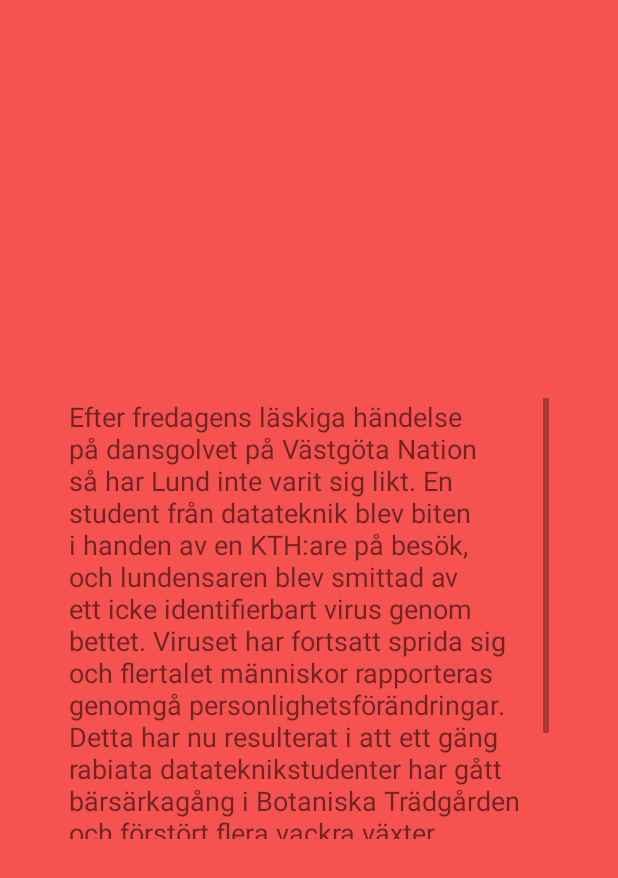
After one commit to joakimoa/icatch, an Android app: the layout popwindow.xml on its own in the app's theme, with its tools: preview values and no code run, on a phone screen of 412 x 824 dp. The commit adds this screen. Shown: the top 878 px of the screen. Run offline under Robolectric (Android 15) with nearby library versions, the phone set to English and light mode, and no system bars; Roboto replaces fonts that are not available here.

Commit message:
added a first draft for a popup for the backstory

```diff
--- a/app/src/main/AndroidManifest.xml
+++ b/app/src/main/AndroidManifest.xml
@@ -48,6 +48,9 @@
             android:name=".GameActivity"
             android:label="@string/title_activity_game">
         </activity>
+        <activity android:name=".StoryDialog"
+            android:theme="@style/AppTheme.customTheme">
+        </activity>
     </application>
 
 </manifest>
--- /dev/null
+++ b/app/src/main/res/layout/popwindow.xml
@@ -0,0 +1,27 @@
+<?xml version="1.0" encoding="utf-8"?>
+<android.support.constraint.ConstraintLayout xmlns:android="http://schemas.android.com/apk/res/android"
+    xmlns:app="http://schemas.android.com/apk/res-auto"
+    xmlns:tools="http://schemas.android.com/tools"
+    android:layout_width="match_parent"
+    android:layout_height="match_parent"
+    android:background="#fff55250"
+    android:elevation="10dp"
+    >
+
+    <TextView
+        android:id="@+id/bgStory"
+        android:layout_width="320dp"
+        android:layout_height="294dp"
+        android:layout_marginBottom="8dp"
+        android:layout_marginEnd="8dp"
+        android:layout_marginStart="8dp"
+        android:layout_marginTop="8dp"
+        android:text="Efter fredagens läskiga händelse på dansgolvet på Västgöta Nation så har Lund inte varit sig likt. En student från datateknik blev biten i handen av en KTH:are på besök, och lundensaren blev smittad av ett icke identifierbart virus genom bettet. Viruset har fortsatt sprida sig och flertalet människor rapporteras genomgå personlighetsförändringar. Detta har nu resulterat i att ett gäng rabiata datateknikstudenter har gått bärsärkagång i Botaniska Trädgården och förstört flera vackra växter. KTH-viruset verkar sprida sig som en löpeld och hela Lunds vegetation står på spel. Det är upp till dig att rädda dagen... "
+        android:textSize="18sp"
+        android:maxLines = "15"
+        android:scrollbars = "vertical"
+        app:layout_constraintBottom_toBottomOf="parent"
+        app:layout_constraintEnd_toEndOf="parent"
+        app:layout_constraintStart_toStartOf="parent"
+        app:layout_constraintTop_toTopOf="parent" />
+</android.support.constraint.ConstraintLayout>
--- a/app/src/main/res/values/strings.xml
+++ b/app/src/main/res/values/strings.xml
@@ -1,6 +1,6 @@
 <resources>
     <string name="app_name">iCatch</string>
-    <string name="title_activity_instructions">InstructionsActivity</string>
+    <string name="title_activity_instructions">iCatch</string>
     <string name="title_activity_backstory">BackstoryActivity</string>
     <string name="title_activity_game">GameActivity</string>
     <string name="title_home">Home</string>
--- a/app/src/main/res/values/styles.xml
+++ b/app/src/main/res/values/styles.xml
@@ -12,4 +12,10 @@
 
     <style name="AppTheme.PopupOverlay" parent="ThemeOverlay.AppCompat.Light" />
 
+    <style name="AppTheme.customTheme">
+
+        <item name="android:windowIsFloating">true</item>
+        <item name="android:windowCloseOnTouchOutside">true</item>
+
+    </style>
 </resources>
```
Also changed, not shown: app/src/main/java/com/absolutapp/icatch/GameActivity.java (+5 -4 lines), app/src/main/java/com/absolutapp/icatch/StoryDialog.java (+21 -20 lines).
